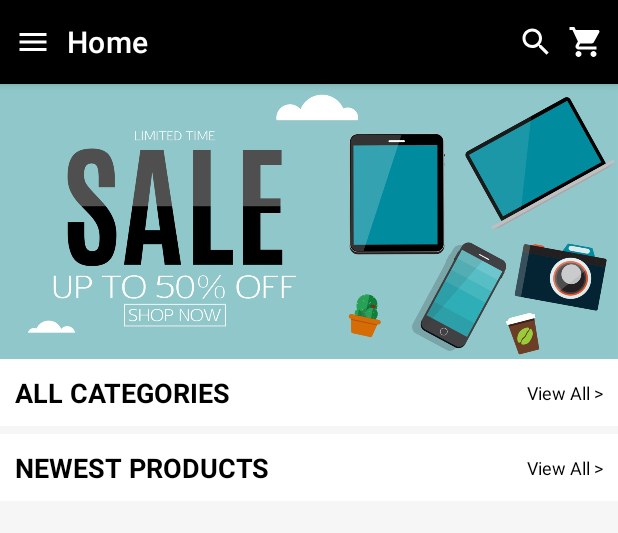
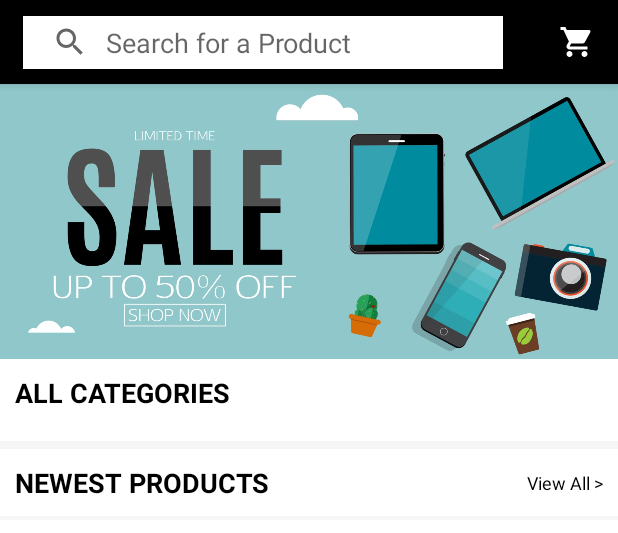
Before and after one commit to Bisterio/PRM392_Walking_Salmon, an Android app: the layout activity_home.xml on its own in the app's theme, with its tools: preview values and no code run, on a phone screen of 412 x 824 dp. Shown: the top 533 px of the screen. Run offline under Robolectric (Android 15) with nearby library versions, the light colour scheme and no system bars.

Commit message:
Add Search bar to home page [DucLM]

```diff
--- a/prmandroidstore/app/src/main/res/layout/activity_home.xml
+++ b/prmandroidstore/app/src/main/res/layout/activity_home.xml
@@ -26,7 +26,6 @@
                 app:layout_constraintTop_toTopOf="parent"
                 app:contentInsetStartWithNavigation="50dp"
                 app:layout_scrollFlags="scroll|enterAlways|snap"
-                app:title="@string/toolbar_home"
                 app:titleMarginStart="45dp"
                 app:titleTextColor="#ffff" />
 
@@ -35,36 +34,28 @@
                 android:id="@+id/imageViewCartIcon"
                 android:layout_width="wrap_content"
                 android:layout_height="24dp"
-                android:layout_marginEnd="9dp"
+                android:layout_marginEnd="15dp"
                 app:layout_constraintBottom_toBottomOf="parent"
                 app:layout_constraintEnd_toEndOf="parent"
                 app:layout_constraintTop_toTopOf="parent"
                 app:tint="@color/white"
                 app:srcCompat="@drawable/ic_baseline_shopping_cart_24" />
 
-            <ImageView
-                android:id="@+id/imageViewSearchIcon"
+            <!-- ImageView beside title of ToolBar -->
+            <androidx.appcompat.widget.SearchView
+                android:id="@+id/searchView"
+                android:background="@color/white"
                 android:layout_width="wrap_content"
-                android:layout_height="24dp"
-                android:layout_marginEnd="9dp"
-                app:layout_constraintBottom_toBottomOf="parent"
-                app:layout_constraintEnd_toStartOf="@id/imageViewCartIcon"
-                app:layout_constraintTop_toTopOf="parent"
-                app:tint="@color/white"
-                app:srcCompat="@drawable/ic_baseline_search_24" />
-
-            <!-- ImageView beside title of ToolBar -->
-            <ImageView
-                android:id="@+id/imageViewMenu"
-                android:layout_width="wrap_content"
-                android:layout_height="wrap_content"
-                android:layout_marginEnd="150dp"
+                android:layout_height="35dp"
                 app:layout_constraintBottom_toBottomOf="parent"
                 app:layout_constraintStart_toStartOf="parent"
                 app:layout_constraintTop_toTopOf="parent"
-                android:paddingLeft="10dp"
-                app:srcCompat="@drawable/ic_baseline_menu_24"
-                app:tint="#ffff" />
+                android:paddingHorizontal="-14dp"
+                android:layout_marginStart="15dp"
+                app:iconifiedByDefault="false"
+                app:queryHint="Search for a Product"
+                app:queryBackground="@android:color/transparent"
+                android:layout_centerHorizontal="true"/>
 
         </androidx.constraintlayout.widget.ConstraintLayout>
 
@@ -108,15 +99,6 @@
                     android:paddingStart="10dp"
                     android:paddingVertical="10dp"
                     android:textStyle="bold" />
-
-                <TextView
-                    android:layout_width="match_parent"
-                    android:layout_height="match_parent"
-                    android:gravity="right|center_vertical"
-                    android:text="@string/view_all"
-                    android:textColor="@color/black"
-                    android:textSize="12sp"
-                    android:paddingEnd="10dp" />
             </LinearLayout>
 
             <androidx.recyclerview.widget.RecyclerView
@@ -124,13 +106,15 @@
                 android:layout_width="match_parent"
                 android:layout_height="wrap_content"
                 android:background="@color/white"
-                android:layout_marginBottom="5dp" />
+                android:layout_marginBottom="5dp"
+                android:paddingBottom="10dp"/>
 
             <LinearLayout
                 android:layout_width="match_parent"
                 android:layout_height="wrap_content"
                 android:background="@color/white"
-                android:orientation="horizontal">
+                android:orientation="horizontal"
+                android:layout_marginBottom="2.5dp">
 
                 <TextView
                     android:layout_width="wrap_content"
@@ -161,7 +145,7 @@
             <ProgressBar
                 android:id="@+id/pbLoading"
                 android:layout_width="match_parent"
-                android:layout_height="wrap_content"
+                android:layout_height="0dp"
                 android:visibility="invisible" />
         </LinearLayout>
     </androidx.core.widget.NestedScrollView>
--- a/prmandroidstore/app/src/main/res/layout/item_product_recycler_view.xml
+++ b/prmandroidstore/app/src/main/res/layout/item_product_recycler_view.xml
@@ -5,7 +5,7 @@ xmlns:app="http://schemas.android.com/apk/res-auto"
 android:layout_width="match_parent"
 android:layout_height="300dp"
 android:layout_gravity="center"
-android:layout_margin="5dp"
+android:layout_margin="2.5dp"
 app:cardCornerRadius="3dp">
 
 <LinearLayout
```
Also changed, not shown: prmandroidstore/app/src/main/java/com/example/prm_android_store/activities/HomeActivity.java (+21 -0 lines), prmandroidstore/app/src/main/res/layout/activity_product_detail.xml (+34 -22 lines).
